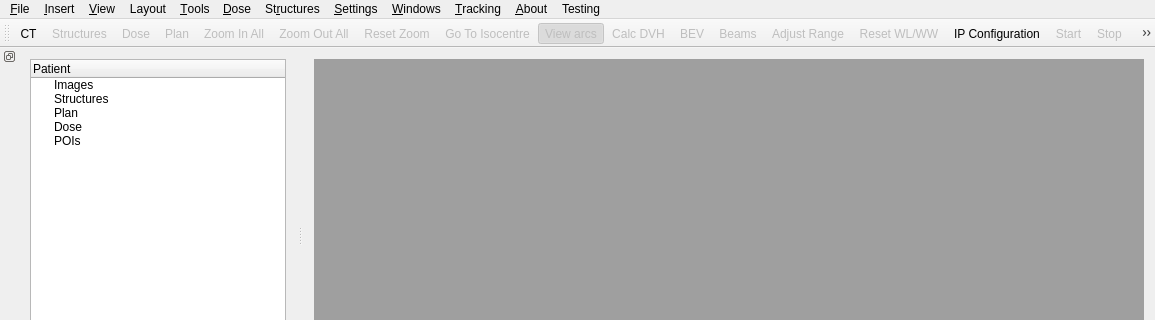
Above: mainwindow.ui from Jothy/KIMView before the change; both pictures show x 0 to 1155 and y 0 to 320 of the 1155 by 663 pixel window. Below: the same form after it.
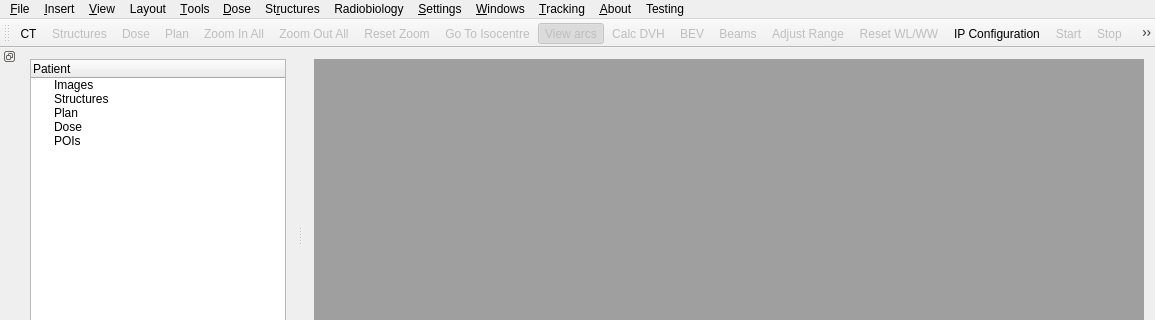
That is the form after the change. Icons and pictures are not drawn.

Commit message: Radiobiology menu added

Patch:
```diff
--- a/mainwindow.ui
+++ b/mainwindow.ui
@@ -167,6 +167,12 @@
     <addaction name="actionTile_All"/>
     <addaction name="actionView1"/>
    </widget>
+   <widget class="QMenu" name="menuRadiobiology">
+    <property name="title">
+     <string>Radiobiology</string>
+    </property>
+    <addaction name="actionTCP"/>
+   </widget>
    <addaction name="menuFile"/>
    <addaction name="menuInsert"/>
    <addaction name="menuView"/>
@@ -174,6 +180,7 @@
    <addaction name="menuTools"/>
    <addaction name="menuDose"/>
    <addaction name="menuStructures"/>
+   <addaction name="menuRadiobiology"/>
    <addaction name="menuSettings"/>
    <addaction name="menuWindows"/>
    <addaction name="menuTracking"/>
```
Left out of the diff: 5 changed lines with no effect on the pictures. The commit also changes 4 other files.
